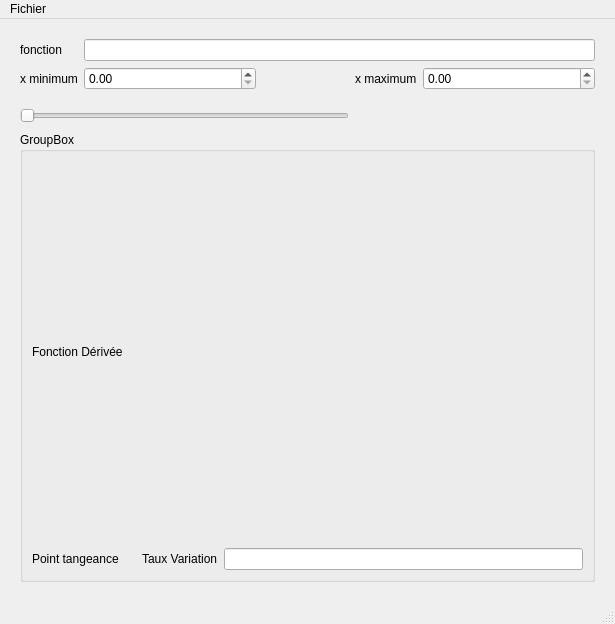
This is ui/FonctionMainWindow.ui in MadoxT-M/TP2_MadoxTinocoMunoz as Qt 5 draws it before an edit. The edited form follows.
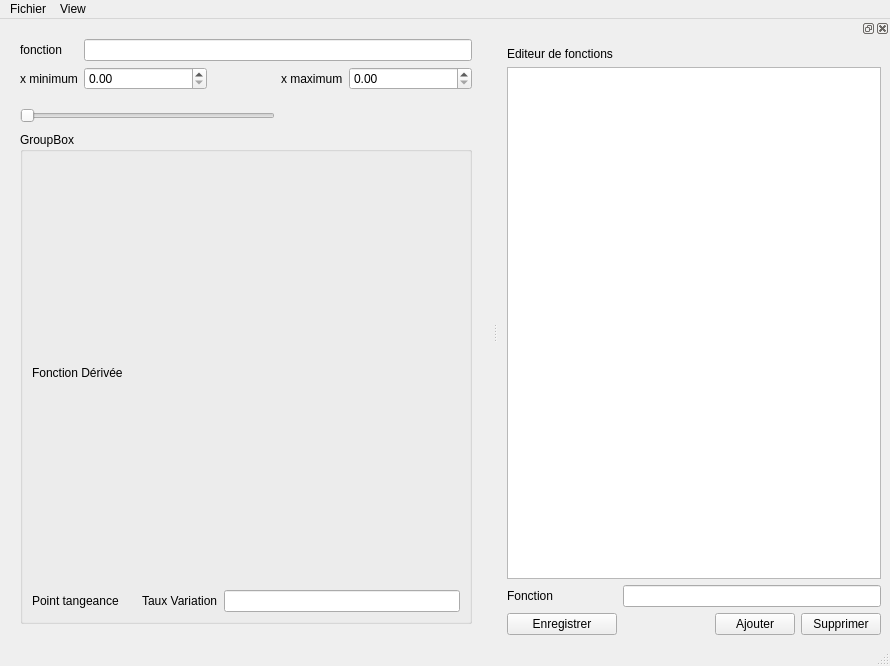
This is the edited form.

Commit message: Creation de la classe listModel sur liste_model.py et le dockWidget sur le ui

```diff
--- a/ui/FonctionMainWindow.ui
+++ b/ui/FonctionMainWindow.ui
@@ -6,8 +6,8 @@
    <rect>
     <x>0</x>
     <y>0</y>
-    <width>615</width>
-    <height>624</height>
+    <width>890</width>
+    <height>666</height>
    </rect>
   </property>
   <property name="windowTitle">
@@ -153,7 +153,7 @@
     <rect>
      <x>0</x>
      <y>0</y>
-     <width>615</width>
+     <width>890</width>
      <height>33</height>
     </rect>
    </property>
@@ -162,9 +162,96 @@
      <string>Fichier</string>
     </property>
    </widget>
+   <widget class="QMenu" name="menuView">
+    <property name="title">
+     <string>View</string>
+    </property>
+    <addaction name="separator"/>
+   </widget>
    <addaction name="menuFichier"/>
+   <addaction name="menuView"/>
   </widget>
   <widget class="QStatusBar" name="statusbar"/>
+  <widget class="QDockWidget" name="dockWidget_2">
+   <attribute name="dockWidgetArea">
+    <number>2</number>
+   </attribute>
+   <widget class="QWidget" name="dockWidgetContents_2">
+    <layout class="QHBoxLayout" name="horizontalLayout">
+     <item>
+      <layout class="QGridLayout" name="gridLayout_4">
+       <item row="4" column="4">
+        <widget class="QPushButton" name="supprimerPushButton">
+         <property name="text">
+          <string>Supprimer</string>
+         </property>
+        </widget>
+       </item>
+       <item row="3" column="0">
+        <widget class="QLabel" name="listFonctionLabel">
+         <property name="text">
+          <string>Fonction</string>
+         </property>
+        </widget>
+       </item>
+       <item row="2" column="0" colspan="5">
+        <widget class="QListView" name="fonctionListView"/>
+       </item>
+       <item row="4" column="3">
+        <widget class="QPushButton" name="ajouterPushButton">
+         <property name="text">
+          <string>Ajouter</string>
+         </property>
+        </widget>
+       </item>
+       <item row="4" column="1">
+        <spacer name="horizontalSpacer_3">
+         <property name="orientation">
+          <enum>Qt::Orientation::Horizontal</enum>
+         </property>
+         <property name="sizeHint" stdset="0">
+          <size>
+           <width>40</width>
+           <height>20</height>
+          </size>
+         </property>
+        </spacer>
+       </item>
+       <item row="4" column="0">
+        <widget class="QPushButton" name="enregistrerPushButton">
+         <property name="text">
+          <string>Enregistrer</string>
+         </property>
+        </widget>
+       </item>
+       <item row="3" column="1" colspan="4">
+        <widget class="QLineEdit" name="ajouterFonctionLineEdit"/>
+       </item>
+       <item row="0" column="0">
+        <widget class="QLabel" name="editeurFonctionLabel">
+         <property name="text">
+          <string>Editeur de fonctions </string>
+         </property>
+        </widget>
+       </item>
+       <item row="4" column="2">
+        <spacer name="horizontalSpacer_4">
+         <property name="orientation">
+          <enum>Qt::Orientation::Horizontal</enum>
+         </property>
+         <property name="sizeHint" stdset="0">
+          <size>
+           <width>40</width>
+           <height>20</height>
+          </size>
+         </property>
+        </spacer>
+       </item>
+      </layout>
+     </item>
+    </layout>
+   </widget>
+  </widget>
  </widget>
  <resources/>
  <connections/>
```
Left out of the diff: 92 changed lines with no effect on the pictures. The commit also changes 1 other file.
